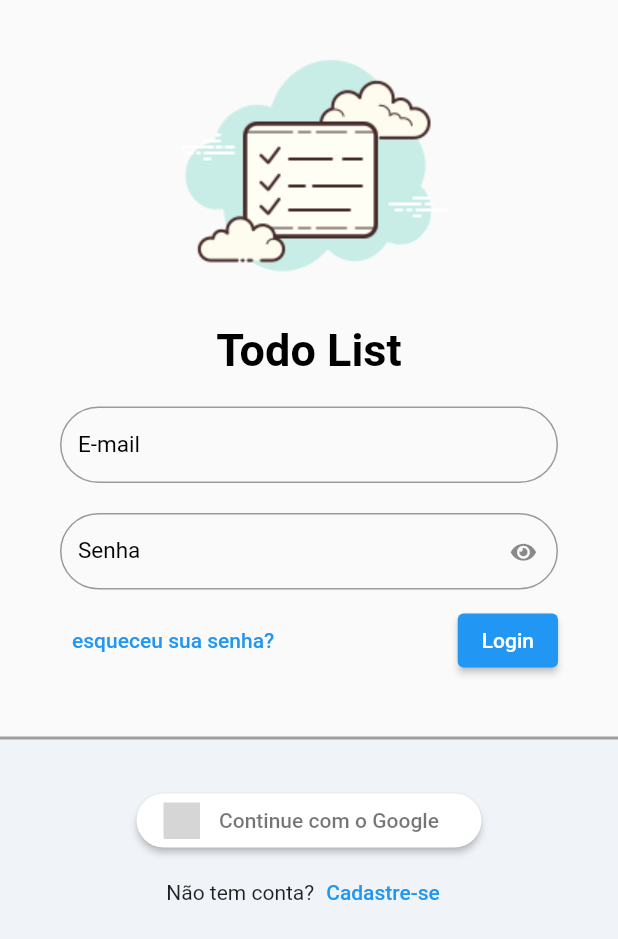
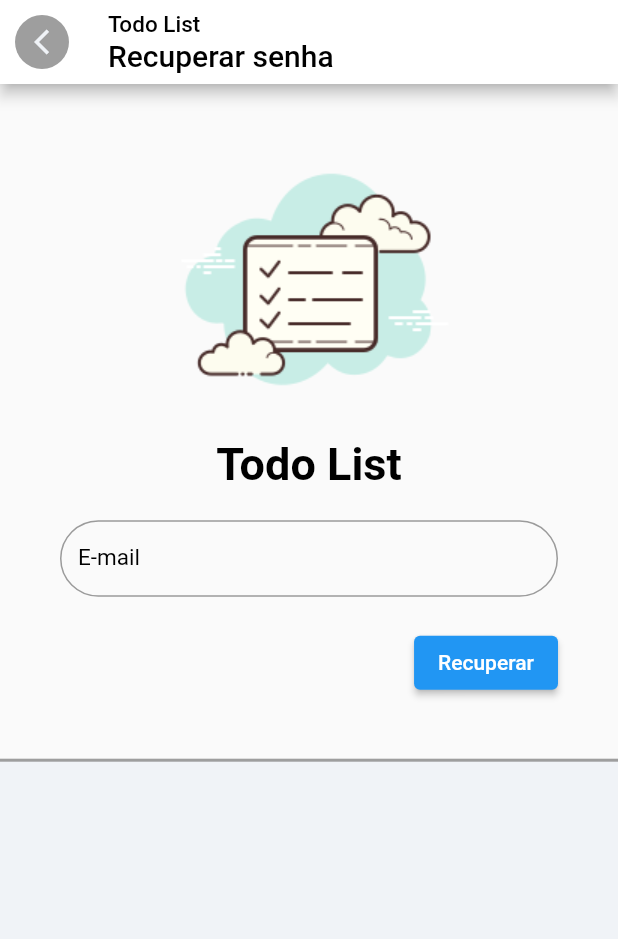
Before and after one commit to CharlestonRibeiro/Todo_list, a Flutter app: the SignInPage screen opened by its route, after a tap on "esqueceu sua senha?", on a phone screen of 412 x 824 dp. Shown: the top 939 px of the screen. Run offline on Flutter 3.47's test engine with Material 2 defaults, Android fonts, the phone set to English and light mode, and no system bars; our stand-ins replace firebase_auth, firebase_core, flutter_bloc, flutter_secure_storage; accounts and stored records are empty; grey boxes are pictures that could not be loaded.

Commit message:
recover password

```diff
--- a/lib/app_widget.dart
+++ b/lib/app_widget.dart
@@ -1,7 +1,8 @@
 import 'package:flutter/material.dart';
 import 'package:todo_list/src/modules/home/home_page.dart';
-import 'package:todo_list/src/modules/sign_in/sign_in_page.dart';
-import 'package:todo_list/src/modules/sign_up/sign_up_page.dart';
+import 'package:todo_list/src/modules/auth/recover_password/recover_password_page.dart';
+import 'package:todo_list/src/modules/auth/sign_in/sign_in_page.dart';
+import 'package:todo_list/src/modules/auth/sign_up/sign_up_page.dart';
 import 'package:todo_list/src/modules/splash/splash_page.dart';
 
 class AppWidget extends StatelessWidget {
@@ -18,6 +19,7 @@ class AppWidget extends StatelessWidget {
         SplashPage.route: (_) => const SplashPage(),
         SignInPage.route: (_) => const SignInPage(),
         SignUpPage.route: (_) => const SignUpPage(),
+        RecoverPasswordPage.route: (_) => const RecoverPasswordPage(),
         HomePage.route: (_) => const HomePage(),
       },
     );
--- /dev/null
+++ b/lib/src/core/widgets/custom_app_bar.dart
@@ -0,0 +1,32 @@
+import 'package:flutter/material.dart';
+import 'package:todo_list/src/core/themes/app_colors.dart';
+
+AppBar customAppBar(BuildContext context, String subTitle) {
+  return AppBar(
+    automaticallyImplyLeading: false,
+    backgroundColor: AppColors.white,
+    title: Column(
+      crossAxisAlignment: CrossAxisAlignment.start,
+      children:  [
+        const Text('Todo List',
+            style: TextStyle(fontSize: 15, color: AppColors.black)),
+        Text( subTitle,
+            style: const TextStyle(fontSize: 20, color: AppColors.black)),
+      ],
+    ),
+    leading: IconButton(
+      onPressed: () => Navigator.pop(context),
+      icon: ClipOval(
+        child: Container(
+          color: AppColors.greyBolder,
+          padding: const EdgeInsets.all(8),
+          child: const Icon(
+            Icons.arrow_back_ios_outlined,
+            size: 20,
+            color: AppColors.grey,
+          ),
+        ),
+      ),
+    ),
+  );
+}
--- /dev/null
+++ b/lib/src/modules/auth/recover_password/recover_password_controller.dart
@@ -0,0 +1,28 @@
+import 'package:flutter_bloc/flutter_bloc.dart';
+import 'package:todo_list/src/core/exception/auth_exception.dart';
+import 'package:todo_list/src/modules/auth/recover_password/recover_password_state.dart';
+import 'package:todo_list/src/services/auth_service.dart';
+
+
+//TODO REVER LOGIA DO RECOVER PASSWORD
+class RecoverPasswordController extends Cubit<RecoverPasswordState> {
+  final AuthService _firebaseAuthService;
+
+  RecoverPasswordController(this._firebaseAuthService)
+      : super(RecoverPasswordInitialState());
+
+  late String infoMessage;
+
+  Future<void> forgotPassword({required String email}) async {
+    emit(RecoverPasswordLoadingState());
+    await _firebaseAuthService.forgotPassword(email);
+    try {
+      infoMessage = 'O Reset da senha foi enviado para o seu e-mail.';
+      emit(RecoverPasswordSuccessState());
+    } on AuthException catch (e) {
+      RecoverPasswordErrorState(e.message);
+    } catch (e) {
+      RecoverPasswordErrorState("Erro, tente novamente");
+    }
+  }
+}
--- /dev/null
+++ b/lib/src/modules/auth/recover_password/recover_password_page.dart
@@ -0,0 +1,113 @@
+import 'dart:developer';
+
+import 'package:flutter/material.dart';
+import 'package:flutter_bloc/flutter_bloc.dart';
+import 'package:todo_list/src/core/utils/custom_form_validator.dart';
+import 'package:todo_list/src/core/widgets/custom_app_bar.dart';
+import 'package:todo_list/src/core/widgets/custom_auth_dialog.dart';
+import 'package:todo_list/src/core/widgets/custom_field.dart';
+import 'package:todo_list/src/core/widgets/custom_logo.dart';
+import 'package:todo_list/src/modules/auth/recover_password/recover_password_controller.dart';
+import 'package:todo_list/src/modules/auth/recover_password/recover_password_state.dart';
+import 'package:todo_list/src/modules/auth/sign_in/sign_in_page.dart';
+
+import '../../../core/themes/app_colors.dart';
+
+class RecoverPasswordPage extends StatefulWidget {
+  const RecoverPasswordPage({super.key});
+
+  static const route = '/recover_password_page';
+
+  @override
+  State<RecoverPasswordPage> createState() => _RecoverPasswordPageState();
+}
+
+class _RecoverPasswordPageState extends State<RecoverPasswordPage> {
+  final GlobalKey<FormState> _formKey = GlobalKey();
+  final _emailController = TextEditingController();
+
+  @override
+  void dispose() {
+    _emailController.dispose();
+    super.dispose();
+  }
+
+  @override
+  Widget build(BuildContext context) {
+    final controller = context.read<RecoverPasswordController>();
+
+    return  BlocListener<RecoverPasswordController, RecoverPasswordState>(
+      listener: (context, state) {
+        if (state is RecoverPasswordLoadingState) {
+          const Center(child: CircularProgressIndicator());
+        } else if (state is RecoverPasswordErrorState) {
+          final error = (state).message;
+          customAuthDialog(
+              context, error, 'Tentar novamente', RecoverPasswordPage.route);
+        } else if (state is RecoverPasswordSuccessState) {
+           customAuthDialog(
+              context, controller.infoMessage, 'Sucesso', SignInPage.route);
+
+        }
+      },
+      child: Scaffold(
+          appBar: customAppBar(context, 'Recuperar senha'),
+          body: Center(
+            child: SingleChildScrollView(
+                child: Column(
+              mainAxisAlignment: MainAxisAlignment.center,
+              children: [
+                const CustomLogo(),
+                Padding(
+                  padding:
+                      const EdgeInsets.symmetric(horizontal: 40, vertical: 20),
+                  child: Form(
+                      key: _formKey,
+                      child: Column(
+                        children: [
+                          CustomField(
+                            customLabel: 'E-mail',
+                            customController: _emailController,
+                            customValidator: CustomFormValidator.validateEmail,
+                          ),
+                          const SizedBox(
+                            height: 20,
+                          ),
+                          Row(
+                            mainAxisAlignment: MainAxisAlignment.end,
+                            children: [
+                              ElevatedButton(
+                                  onPressed: () {
+                                    final valid = _formKey.currentState != null &&
+                                        _formKey.currentState!.validate();
+
+                                    if (valid) {
+                                      controller.forgotPassword(
+                                          email: _emailController.text);
+                                    } else {
+                                      log('ERROR ao logar');
+                                    }
+                                  },
+                                  child: const Text('Recuperar'))
+                            ],
+                          )
+                        ],
+                      )),
+                ),
+                const SizedBox(
+                  height: 20,
+                ),
+                Container(
+                  height: MediaQuery.of(context).size.height * 0.35,
+                  decoration: const BoxDecoration(
+                      color: AppColors.grey,
+                      border: Border(
+                          top:
+                              BorderSide(width: 2, color: AppColors.greyBolder))),
+                ),
+              ],
+            )),
+          )),
+    );
+  }
+}
--- /dev/null
+++ b/lib/src/modules/auth/recover_password/recover_password_state.dart
@@ -0,0 +1,12 @@
+abstract class RecoverPasswordState {}
+
+class RecoverPasswordInitialState extends RecoverPasswordState {}
+
+class RecoverPasswordLoadingState extends RecoverPasswordState {}
+
+class RecoverPasswordSuccessState extends RecoverPasswordState {}
+
+class RecoverPasswordErrorState extends RecoverPasswordState {
+  final String message;
+  RecoverPasswordErrorState(this.message);
+}
--- /dev/null
+++ b/lib/src/modules/auth/sign_in/sign_in_page.dart
@@ -0,0 +1,151 @@
+import 'dart:developer';
+
+import 'package:flutter/material.dart';
+import 'package:flutter_bloc/flutter_bloc.dart';
+import 'package:todo_list/src/core/themes/app_colors.dart';
+import 'package:todo_list/src/core/utils/custom_form_validator.dart';
+import 'package:todo_list/src/core/widgets/custom_auth_dialog.dart';
+import 'package:todo_list/src/core/widgets/custom_field.dart';
+import 'package:todo_list/src/core/widgets/custom_logo.dart';
+import 'package:todo_list/src/modules/home/home_page.dart';
+import 'package:todo_list/src/modules/auth/recover_password/recover_password_page.dart';
+import 'package:todo_list/src/modules/auth/sign_in/sign_in_controller.dart';
+import 'package:todo_list/src/modules/auth/sign_in/sign_in_state.dart';
+import 'package:todo_list/src/modules/auth/sign_up/sign_up_page.dart';
+
+class SignInPage extends StatefulWidget {
+  const SignInPage({super.key});
+
+  static const route = '/sign_in_page';
+
+  @override
+  State<SignInPage> createState() => _SignInPageState();
+}
+
+class _SignInPageState extends State<SignInPage> {
+  final GlobalKey<FormState> _formKey = GlobalKey();
+  final _emailController = TextEditingController();
+  final _passwordController = TextEditingController();
+
+
+  @override
+  void dispose() {
+    _emailController.dispose();
+    _passwordController.dispose();
+    super.dispose();
+  }
+
+  @override
+  Widget build(BuildContext context) {
+    final controller = context.read<SignInController>();
+
+    return BlocListener<SignInController, SignInState>(
+      listener: (context, state) {
+        if (state is SignInLoadingState) {
+          const Center(child: CircularProgressIndicator());
+        } else if (state is SignInErrorState) {
+          final error = (state).message;
+          customAuthDialog(
+              context, error, 'Tentar novamente', SignInPage.route);
+        } else if (state is SignInSuccessState) {
+          Navigator.of(context).pushReplacementNamed(HomePage.route);
+
+        }
+      },
+      child: Scaffold(
+        body: SingleChildScrollView(
+          child: Column(
+            mainAxisSize: MainAxisSize.min,
+            children: [
+              const SizedBox(
+                height: 10,
+              ),
+              const CustomLogo(),
+              Padding(
+                padding:
+                    const EdgeInsets.symmetric(horizontal: 40, vertical: 20),
+                child: Form(
+                    key: _formKey,
+                    child: Column(
+                      children: [
+                        CustomField(
+                          customLabel: 'E-mail',
+                          customController: _emailController,
+                          customValidator: CustomFormValidator.validateEmail,
+                        ),
+                        const SizedBox(
+                          height: 20,
+                        ),
+                        CustomField(
+                            customLabel: 'Senha',
+                            customObscureText: true,
+                            customController: _passwordController,
+                            customValidator:
+                                CustomFormValidator.validatePassword),
+                        const SizedBox(
+                          height: 10,
+                        ),
+                        Row(
+                          mainAxisAlignment: MainAxisAlignment.spaceBetween,
+                          children: [
+                            TextButton(
+                                onPressed: () {
+                                  Navigator.of(context).pushNamed(RecoverPasswordPage.route);
+                                },
+                                child: const Text('esqueceu sua senha?')),
+                            ElevatedButton(
+                                onPressed: () {
+                                  final valid = _formKey.currentState != null &&
+                                      _formKey.currentState!.validate();
+
+                                  if (valid) {
+                                    controller.doLogin(
+                                        email: _emailController.text,
+                                        password: _passwordController.text);
+                                  } else {
+                                    log('ERROR ao logar');
+                                  }
+                                },
+                                child: const Text('Login'))
+                          ],
+                        )
+                      ],
+                    )),
+              ),
+              const SizedBox(
+                height: 20,
+              ),
+              Container(
+                height: MediaQuery.of(context).size.height * 0.35,
+                decoration: const BoxDecoration(
+                    color: AppColors.grey,
+                    border: Border(
+                        top:
+                            BorderSide(width: 2, color: AppColors.greyBolder))),
+                child: Column(
+                  children: [
+                    const SizedBox(
+                      height: 30,
+                    ),
+
+                    Row(
+                      mainAxisAlignment: MainAxisAlignment.center,
+                      children: [
+                        const Text('Não tem conta?'),
+                        TextButton(
+                            onPressed: () {
+                              Navigator.of(context).pushNamed(SignUpPage.route);
+                            },
+                            child: const Text('Cadastre-se'))
+                      ],
+                    )
+                  ],
+                ),
+              )
+            ],
+          ),
+        ),
+      ),
+    );
+  }
+}
--- /dev/null
+++ b/lib/src/modules/auth/sign_in/sign_in_state.dart
@@ -0,0 +1,12 @@
+abstract class SignInState {}
+
+class SignInInitialState extends SignInState {}
+
+class SignInLoadingState extends SignInState {}
+
+class SignInSuccessState extends SignInState {}
+
+class SignInErrorState extends SignInState {
+  final String message;
+  SignInErrorState(this.message);
+}
--- a/lib/src/modules/sign_up/sign_up_controller.dart
+++ b/lib/src/modules/auth/sign_up/sign_up_controller.dart
@@ -1,6 +1,6 @@
 import 'dart:developer';
 import 'package:flutter_bloc/flutter_bloc.dart';
-import 'package:todo_list/src/modules/sign_up/sing_up_state.dart';
+import 'package:todo_list/src/modules/auth/sign_up/sing_up_state.dart';
 import 'package:todo_list/src/services/auth_service.dart';
 import 'package:todo_list/src/services/secure_storage.dart';
 
@@ -34,7 +34,7 @@ class SignUpController extends Cubit<SignUpState> {
         throw Exception();
       }
       log('usuario criado com sucesso');
-      emit(SignUpSucessState());
+      emit(SignUpSuccessState());
     } catch (e) {
       log(e.toString());
       emit(SignUpErrorState(e.toString()));
--- a/lib/src/modules/sign_up/sing_up_state.dart
+++ b/lib/src/modules/auth/sign_up/sing_up_state.dart
@@ -4,7 +4,7 @@ class SignUpInitialState extends SignUpState {}
 
 class SignUpLoadingState extends SignUpState {}
 
-class SignUpSucessState extends SignUpState {}
+class SignUpSuccessState extends SignUpState {}
 
 class SignUpErrorState extends SignUpState {
   final String message;
--- a/lib/src/modules/sign_in/sign_in_controller.dart
+++ /dev/null
@@ -1,3 +0,0 @@
-class SignInController {
-
-}
--- a/lib/src/modules/sign_in/sign_in_page.dart
+++ /dev/null
@@ -1,122 +0,0 @@
-import 'dart:developer';
-
-import 'package:flutter/material.dart';
-import 'package:flutter_signin_button/button_list.dart';
-import 'package:flutter_signin_button/button_view.dart';
-import 'package:todo_list/src/core/themes/app_colors.dart';
-import 'package:todo_list/src/core/utils/custom_form_validator.dart';
-import 'package:todo_list/src/core/widgets/custom_field.dart';
-import 'package:todo_list/src/core/widgets/custom_logo.dart';
-import 'package:todo_list/src/modules/sign_up/sign_up_page.dart';
-
-class SignInPage extends StatefulWidget {
-  const SignInPage({super.key});
-
-  static const route = '/sign_in_page';
-
-  @override
-  State<SignInPage> createState() => _SignInPageState();
-}
-
-class _SignInPageState extends State<SignInPage> {
-  final GlobalKey<FormState> _formKey = GlobalKey();
-  final _emailController = TextEditingController();
-  final _passwordController = TextEditingController();
-
-  @override
-  Widget build(BuildContext context) {
-    return Scaffold(
-      body: SingleChildScrollView(
-        child: Column(
-          mainAxisSize: MainAxisSize.min,
-          children: [
-            const SizedBox(
-              height: 10,
-            ),
-            const CustomLogo(),
-            Padding(
-              padding: const EdgeInsets.symmetric(horizontal: 40, vertical: 20),
-              child: Form(
-                key: _formKey,
-                  child: Column(
-
-                children: [
-                  CustomField(
-                    customLabel: 'E-mail',
-                    customController: _emailController,
-                    customValidator: CustomFormValidator.validateEmail,
-                  ),
-                  const SizedBox(
-                    height: 20,
-                  ),
-                  CustomField(
-                      customLabel: 'Senha',
-                      customObscureText: true,
-                      customController: _passwordController,
-                      customValidator: CustomFormValidator.validatePassword),
-                  const SizedBox(
-                    height: 10,
-                  ),
-                  Row(
-                    mainAxisAlignment: MainAxisAlignment.spaceBetween,
-                    children: [
-                      TextButton(
-                          onPressed: () {},
-                          child: const Text('esqueceu sua senha?')),
-                      ElevatedButton(
-                          onPressed: () {
-                            final valid = _formKey.currentState != null &&
-                            _formKey.currentState!.validate();
-
-                             if (valid) {
-                                log('Login concluido');
-                             }else{
-                                log('ERROR ao logar');
-                             }
-                          }, child: const Text('Login'))
-                    ],
-                  )
-                ],
-              )),
-            ),
-            const SizedBox(
-              height: 20,
-            ),
-            Container(
-              height: MediaQuery.of(context).size.height * 0.35,
-              decoration: const BoxDecoration(
-                  color: AppColors.grey,
-                  border: Border(
-                      top: BorderSide(width: 2, color: AppColors.greyBolder))),
-              child: Column(
-                children: [
-                  const SizedBox(
-                    height: 30,
-                  ),
-                  SignInButton(Buttons.Google,
-                      text: 'Continue com o Google',
-                      padding: const EdgeInsets.all(5),
-                      shape: OutlineInputBorder(
-                          borderRadius: BorderRadius.circular(30),
-                          borderSide: BorderSide.none),
-                      onPressed: () {}),
-                  Row(
-                    mainAxisAlignment: MainAxisAlignment.center,
-                    children: [
-                      const Text('Não tem conta?'),
-                      TextButton(
-                          onPressed: () {
-                            Navigator.of(context).pushNamed(SignUpPage.route);
-                          },
-                          child: const Text('Cadastre-se'))
-                    ],
-                  )
-                ],
-              ),
-            )
-          ],
-        ),
-      ),
-    );
-  }
-}
--- a/lib/src/modules/splash/splash_page.dart
+++ b/lib/src/modules/splash/splash_page.dart
@@ -1,6 +1,6 @@
 import 'package:flutter/material.dart';
 import 'package:todo_list/src/core/widgets/custom_logo.dart';
-import 'package:todo_list/src/modules/sign_in/sign_in_page.dart';
+import 'package:todo_list/src/modules/home/home_page.dart';
 
 class SplashPage extends StatefulWidget {
   const SplashPage({super.key});
@@ -19,7 +19,7 @@ class _SplashPageState extends State<SplashPage> {
   void initState() {
     super.initState();
     Future.delayed(const Duration(seconds: 4)).then((value) {
-      Navigator.of(context).pushReplacementNamed(SignInPage.route);
+      Navigator.of(context).pushReplacementNamed(HomePage.route);
     });
   }
 
--- a/pubspec.yaml
+++ b/pubspec.yaml
@@ -33,6 +33,7 @@ dependencies:
   flutter_signin_button: ^2.0.0
   flutter_bloc: ^8.1.1
   bloc: ^8.1.0
+  google_sign_in: 5.0.4
 
 
 
```
Also changed, not shown: lib/app_module.dart (+7 -1 lines), lib/src/core/widgets/custom_field.dart (+6 -13 lines), lib/src/modules/auth/sign_in/sign_in_controller.dart (added, +36 -0 lines), lib/src/modules/auth/sign_up/sign_up_page.dart (renamed from lib/src/modules/sign_up/sign_up_page.dart, +6 -32 lines), lib/src/repositories/auth_repository.dart (+54 -24 lines), lib/src/services/auth_service.dart (+8 -4 lines), pubspec.lock.
